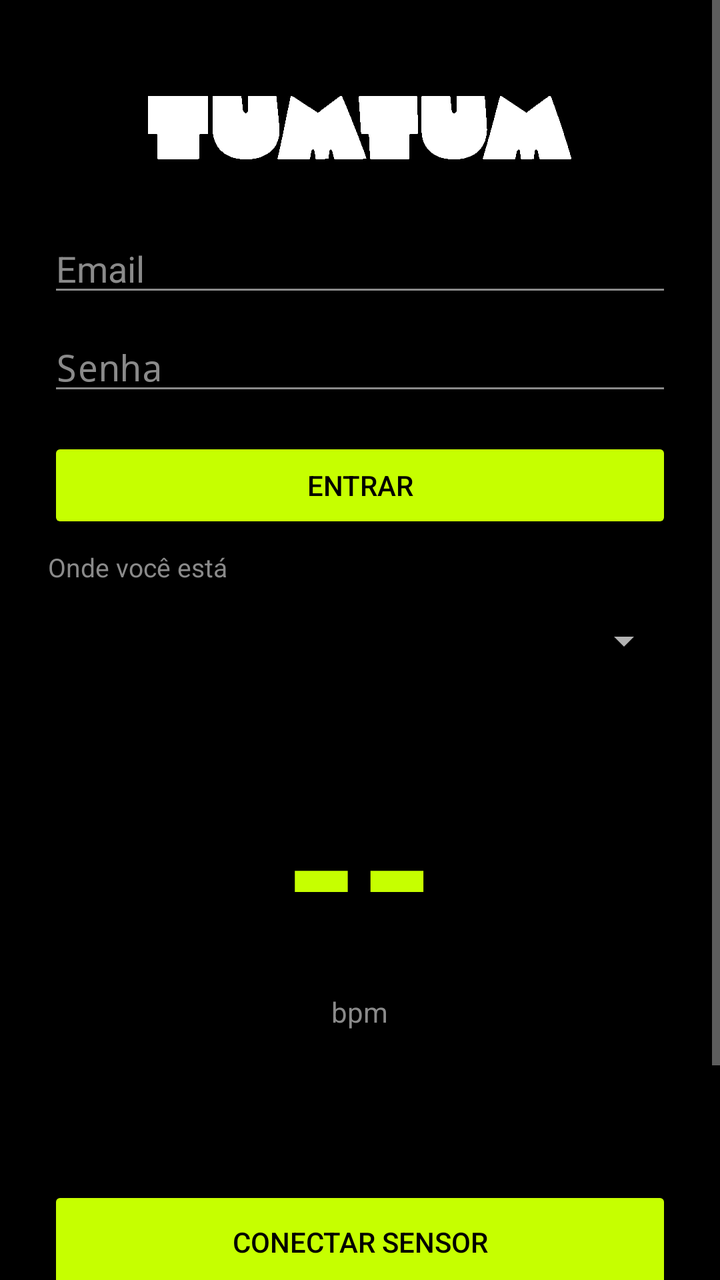
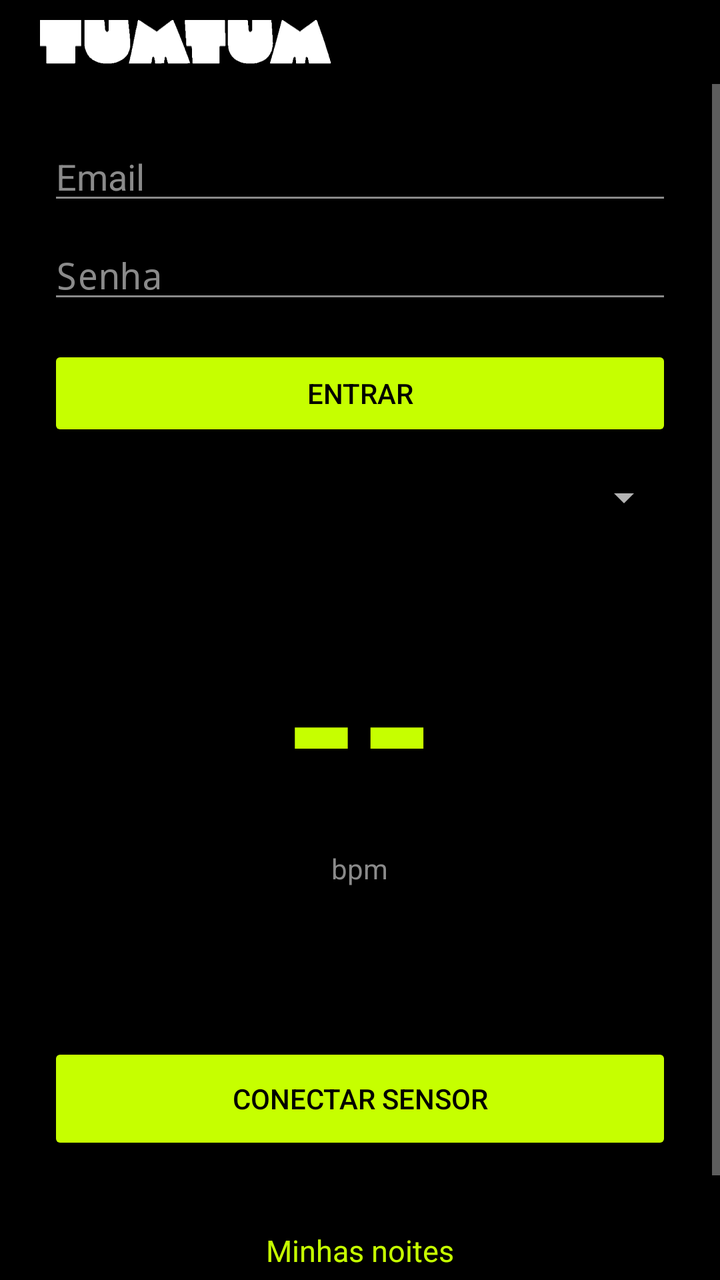

Screens rendered from an Android XML layout before and after an edit, with the pre-edit source and the edit as a unified diff.
<!-- AndroidManifest.xml: application theme android:Theme.Material.NoActionBar -->
<!-- res/layout/activity_main.xml -->
<?xml version="1.0" encoding="utf-8"?>
<ScrollView xmlns:android="http://schemas.android.com/apk/res/android"
    android:layout_width="match_parent"
    android:layout_height="match_parent"
    android:fillViewport="true"
    android:background="@color/tumtum_black">

    <LinearLayout
        android:layout_width="match_parent"
        android:layout_height="wrap_content"
        android:orientation="vertical"
        android:gravity="center"
        android:padding="24dp">

        <ImageView
            android:layout_width="wrap_content"
            android:layout_height="wrap_content"
            android:layout_marginTop="24dp"
            android:layout_marginBottom="32dp"
            android:contentDescription="@string/app_name"
            android:src="@drawable/wordmark" />

        
        <EditText
            android:id="@+id/email"
            android:layout_width="match_parent"
            android:layout_height="wrap_content"
            android:hint="@string/email"
            android:inputType="textEmailAddress"
            android:textColor="@color/tumtum_white"
            android:textColorHint="@color/tumtum_muted"
            android:backgroundTint="@color/tumtum_muted" />

        <EditText
            android:id="@+id/password"
            android:layout_width="match_parent"
            android:layout_height="wrap_content"
            android:layout_marginTop="8dp"
            android:hint="@string/password"
            android:inputType="textPassword"
            android:textColor="@color/tumtum_white"
            android:textColorHint="@color/tumtum_muted"
            android:backgroundTint="@color/tumtum_muted" />

        <Button
            android:id="@+id/login"
            android:layout_width="match_parent"
            android:layout_height="wrap_content"
            android:layout_marginTop="16dp"
            android:text="@string/sign_in"
            android:textColor="@color/tumtum_black"
            android:backgroundTint="@color/tumtum_lime" />

        
        <TextView
            android:id="@+id/eventLabel"
            android:layout_width="match_parent"
            android:layout_height="wrap_content"
            android:layout_marginTop="8dp"
            android:text="@string/event_label"
            android:textSize="13sp"
            android:textColor="@color/tumtum_muted" />

        <Spinner
            android:id="@+id/eventPicker"
            android:layout_width="match_parent"
            android:layout_height="wrap_content"
            android:layout_marginTop="4dp"
            android:minHeight="48dp"
            android:popupBackground="@color/tumtum_black" />

        <TextView
            android:id="@+id/bpm"
            android:layout_width="wrap_content"
            android:layout_height="wrap_content"
            android:layout_marginTop="24dp"
            android:text="--"
            android:textSize="96sp"
            android:textStyle="bold"
            android:textColor="@color/tumtum_lime" />

        <TextView
            android:id="@+id/bpmLabel"
            android:layout_width="wrap_content"
            android:layout_height="wrap_content"
            android:text="@string/bpm"
            android:textSize="14sp"
            android:textColor="@color/tumtum_muted" />

        <TextView
            android:id="@+id/status"
            android:layout_width="match_parent"
            android:layout_height="wrap_content"
            android:layout_marginTop="24dp"
            android:gravity="center"
            android:textSize="16sp"
            android:textColor="@color/tumtum_white" />

        
        <TextView
            android:id="@+id/sessionNotice"
            android:layout_width="match_parent"
            android:layout_height="wrap_content"
            android:layout_marginTop="12dp"
            android:gravity="center"
            android:textSize="13sp"
            android:visibility="gone"
            android:textColor="@color/tumtum_lime" />

        <Button
            android:id="@+id/action"
            android:layout_width="match_parent"
            android:layout_height="wrap_content"
            android:layout_marginTop="32dp"
            android:minHeight="56dp"
            android:text="@string/connect"
            android:textColor="@color/tumtum_black"
            android:backgroundTint="@color/tumtum_lime" />

        
        <TextView
            android:id="@+id/openNights"
            android:layout_width="match_parent"
            android:layout_height="wrap_content"
            android:layout_marginTop="24dp"
            android:layout_marginBottom="24dp"
            android:minHeight="48dp"
            android:gravity="center"
            android:paddingTop="12dp"
            android:paddingBottom="12dp"
            android:text="@string/open_nights"
            android:textSize="15sp"
            android:textColor="@color/tumtum_lime" />
    </LinearLayout>
</ScrollView>
<!-- resources referenced by this layout -->
<resources>
  <color name="tumtum_black">#FF000000</color>
  <color name="tumtum_lime">#FFC6FF00</color>
  <color name="tumtum_muted">#FF8A8A8A</color>
  <color name="tumtum_white">#FFFFFFFF</color>
  <!-- drawable wordmark: vector/xml drawable (drawable, 5727 chars, omitted) -->
  <string name="app_name">TumTum</string>
  <string name="bpm">bpm</string>
  <string name="connect">Conectar sensor</string>
  <string name="email">Email</string>
  <string name="event_label">Onde você está</string>
  <string name="open_nights">Minhas noites</string>
  <string name="password">Senha</string>
  <string name="sign_in">Entrar</string>
</resources>

<!-- the commit's change to res/layout/activity_main.xml (unified diff, before → after) -->
@@ -1,9 +1,17 @@
 <?xml version="1.0" encoding="utf-8"?>
-<ScrollView xmlns:android="http://schemas.android.com/apk/res/android"
+<LinearLayout xmlns:android="http://schemas.android.com/apk/res/android"
     android:layout_width="match_parent"
     android:layout_height="match_parent"
-    android:fillViewport="true"
+    android:orientation="vertical"
     android:background="@color/tumtum_black">
+
+    <include layout="@layout/topbar" />
+
+    <ScrollView
+        android:layout_width="match_parent"
+        android:layout_height="0dp"
+        android:layout_weight="1"
+        android:fillViewport="true">
 
     <LinearLayout
         android:layout_width="match_parent"
@@ -11,14 +19,6 @@
         android:orientation="vertical"
         android:gravity="center"
         android:padding="24dp">
-
-        <ImageView
-            android:layout_width="wrap_content"
-            android:layout_height="wrap_content"
-            android:layout_marginTop="24dp"
-            android:layout_marginBottom="32dp"
-            android:contentDescription="@string/app_name"
-            android:src="@drawable/wordmark" />
 
         
         <EditText
@@ -52,13 +52,14 @@
             android:backgroundTint="@color/tumtum_lime" />
 
         
+        
         <TextView
             android:id="@+id/eventLabel"
             android:layout_width="match_parent"
             android:layout_height="wrap_content"
             android:layout_marginTop="8dp"
-            android:text="@string/event_label"
             android:textSize="13sp"
+            android:visibility="gone"
             android:textColor="@color/tumtum_muted" />
 
         <Spinner
@@ -132,4 +133,42 @@
             android:textSize="15sp"
             android:textColor="@color/tumtum_lime" />
     </LinearLayout>
-</ScrollView>
+    </ScrollView>
+</LinearLayout>
+<!-- res/layout/topbar.xml (included above) -->
+<?xml version="1.0" encoding="utf-8"?>
+<LinearLayout xmlns:android="http://schemas.android.com/apk/res/android"
+    android:layout_width="match_parent"
+    android:layout_height="wrap_content"
+    android:orientation="horizontal"
+    android:gravity="center_vertical"
+    android:paddingStart="20dp"
+    android:paddingEnd="8dp"
+    android:paddingTop="10dp"
+    android:paddingBottom="10dp"
+    android:background="@color/tumtum_black">
+
+    <ImageView
+        android:layout_width="wrap_content"
+        android:layout_height="22dp"
+        android:adjustViewBounds="true"
+        android:contentDescription="@string/app_name"
+        android:src="@drawable/wordmark" />
+
+    <Space
+        android:layout_width="0dp"
+        android:layout_height="1dp"
+        android:layout_weight="1" />
+
+    <TextView
+        android:id="@+id/menuButton"
+        android:layout_width="wrap_content"
+        android:layout_height="wrap_content"
+        android:minWidth="48dp"
+        android:minHeight="48dp"
+        android:gravity="center"
+        android:text="@string/menu_glyph"
+        android:textSize="22sp"
+        android:visibility="gone"
+        android:textColor="@color/tumtum_white" />
+</LinearLayout>
<!-- resource entries referenced after the edit -->
@@ -9,7 +9,7 @@
   <string name="bpm">bpm</string>
   <string name="connect">Conectar sensor</string>
   <string name="email">Email</string>
-  <string name="event_label">Onde você está</string>
+  <string name="menu_glyph">☰</string>
   <string name="open_nights">Minhas noites</string>
   <string name="password">Senha</string>
   <string name="sign_in">Entrar</string>
